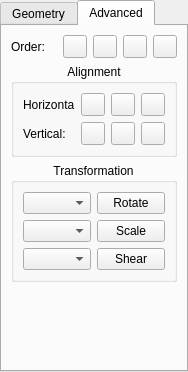
Old version of the form plugins/defaultTools/defaulttool/DefaultToolWidget.ui in the repository KDE/krita.
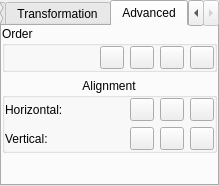
New version of the form. The open tabs and pages were chosen to show the change. Custom widgets are drawn as their Qt base class.

Commit message: Implement the transformations in the DefaultToolWidget and move them to their own tab

What changed in the file:
```diff
--- a/plugins/defaultTools/defaulttool/DefaultToolWidget.ui
+++ b/plugins/defaultTools/defaulttool/DefaultToolWidget.ui
@@ -5,8 +5,8 @@
    <rect>
     <x>0</x>
     <y>0</y>
-    <width>188</width>
-    <height>372</height>
+    <width>219</width>
+    <height>186</height>
    </rect>
   </property>
   <property name="currentIndex" >
@@ -134,7 +134,143 @@
       <property name="sizeHint" >
        <size>
         <width>86</width>
-        <height>171</height>
+        <height>0</height>
+       </size>
+      </property>
+     </spacer>
+    </item>
+   </layout>
+  </widget>
+  <widget class="QWidget" name="transformationTab" >
+   <attribute name="title" >
+    <string>Transformation</string>
+   </attribute>
+   <layout class="QGridLayout" >
+    <property name="leftMargin" >
+     <number>0</number>
+    </property>
+    <property name="topMargin" >
+     <number>0</number>
+    </property>
+    <property name="rightMargin" >
+     <number>0</number>
+    </property>
+    <property name="bottomMargin" >
+     <number>0</number>
+    </property>
+    <item row="0" column="0" >
+     <widget class="QDoubleSpinBox" name="rotateSpinBox" >
+      <property name="sizePolicy" >
+       <sizepolicy vsizetype="Fixed" hsizetype="Minimum" >
+        <horstretch>2</horstretch>
+        <verstretch>0</verstretch>
+       </sizepolicy>
+      </property>
+      <property name="suffix" >
+       <string>°</string>
+      </property>
+      <property name="minimum" >
+       <double>-360.000000000000000</double>
+      </property>
+      <property name="maximum" >
+       <double>360.000000000000000</double>
+      </property>
+     </widget>
+    </item>
+    <item row="0" column="1" >
+     <widget class="QPushButton" name="rotateButton" >
+      <property name="text" >
+       <string>Rotate</string>
+      </property>
+     </widget>
+    </item>
+    <item row="1" column="0" >
+     <widget class="QDoubleSpinBox" name="scaleSpinBox" >
+      <property name="sizePolicy" >
+       <sizepolicy vsizetype="Fixed" hsizetype="Minimum" >
+        <horstretch>2</horstretch>
+        <verstretch>0</verstretch>
+       </sizepolicy>
+      </property>
+      <property name="minimum" >
+       <double>-1000.000000000000000</double>
+      </property>
+      <property name="maximum" >
+       <double>1000.000000000000000</double>
+      </property>
+      <property name="singleStep" >
+       <double>0.100000000000000</double>
+      </property>
+     </widget>
+    </item>
+    <item row="1" column="1" >
+     <widget class="QPushButton" name="scaleButton" >
+      <property name="text" >
+       <string>Scale</string>
+      </property>
+     </widget>
+    </item>
+    <item row="2" column="0" >
+     <widget class="QDoubleSpinBox" name="shearXSpinBox" >
+      <property name="sizePolicy" >
+       <sizepolicy vsizetype="Fixed" hsizetype="Minimum" >
+        <horstretch>2</horstretch>
+        <verstretch>0</verstretch>
+       </sizepolicy>
+      </property>
+      <property name="minimum" >
+       <double>-100.000000000000000</double>
+      </property>
+      <property name="maximum" >
+       <double>100.000000000000000</double>
+      </property>
+      <property name="singleStep" >
+       <double>0.100000000000000</double>
+      </property>
+     </widget>
+    </item>
+    <item row="2" column="1" >
+     <widget class="QPushButton" name="shearXButton" >
+      <property name="text" >
+       <string>Shear X</string>
+      </property>
+     </widget>
+    </item>
+    <item row="3" column="0" >
+     <widget class="QDoubleSpinBox" name="shearYSpinBox" >
+      <property name="sizePolicy" >
+       <sizepolicy vsizetype="Fixed" hsizetype="Minimum" >
+        <horstretch>2</horstretch>
+        <verstretch>0</verstretch>
+       </sizepolicy>
+      </property>
+      <property name="minimum" >
+       <double>-100.000000000000000</double>
+      </property>
+      <property name="maximum" >
+       <double>100.000000000000000</double>
+      </property>
+      <property name="singleStep" >
+       <double>0.100000000000000</double>
+      </property>
+     </widget>
+    </item>
+    <item row="3" column="1" >
+     <widget class="QPushButton" name="shearYButton" >
+      <property name="text" >
+       <string>Shear Y</string>
+      </property>
+     </widget>
+    </item>
+    <item row="4" column="0" colspan="2" >
+     <spacer>
+      <property name="orientation" >
+       <enum>Qt::Vertical</enum>
+      </property>
+      <property name="sizeHint" >
+       <size>
+        <width>191</width>
+        <height>16</height>
        </size>
       </property>
      </spacer>
@@ -145,43 +281,85 @@
    <attribute name="title" >
     <string>Advanced</string>
    </attribute>
-   <layout class="QGridLayout" >
-    <item row="0" column="0" >
-     <widget class="QLabel" name="orderLabel" >
-      <property name="text" >
-       <string>Order:</string>
+   <layout class="QVBoxLayout" >
+    <property name="leftMargin" >
+     <number>0</number>
+    </property>
+    <property name="topMargin" >
+     <number>0</number>
+    </property>
+    <property name="rightMargin" >
+     <number>0</number>
+    </property>
+    <property name="bottomMargin" >
+     <number>0</number>
+    </property>
+    <item>
+     <widget class="QGroupBox" name="orderGroupBox" >
+      <property name="title" >
+       <string>Order</string>
       </property>
-     </widget>
-    </item>
-    <item row="0" column="1" >
-     <widget class="QToolButton" name="bringToFront" >
-      <property name="text" >
-       <string/>
+      <property name="flat" >
+       <bool>true</bool>
       </property>
+      <layout class="QHBoxLayout" >
+       <property name="leftMargin" >
+        <number>0</number>
+       </property>
+       <property name="topMargin" >
+        <number>0</number>
+       </property>
+       <property name="rightMargin" >
+        <number>0</number>
+       </property>
+       <property name="bottomMargin" >
+        <number>0</number>
+       </property>
+       <item>
+        <spacer>
+         <property name="orientation" >
+          <enum>Qt::Horizontal</enum>
+         </property>
+         <property name="sizeHint" >
+          <size>
+           <width>0</width>
+           <height>20</height>
+          </size>
+         </property>
+        </spacer>
+       </item>
+       <item>
+        <widget class="QToolButton" name="bringToFront" >
+         <property name="text" >
+          <string/>
+         </property>
+        </widget>
+       </item>
+       <item>
+        <widget class="QToolButton" name="raiseLevel" >
+         <property name="text" >
+          <string/>
+         </property>
+        </widget>
+       </item>
+       <item>
+        <widget class="QToolButton" name="lowerLevel" >
+         <property name="text" >
+          <string/>
+         </property>
+        </widget>
+       </item>
+       <item>
+        <widget class="QToolButton" name="sendBack" >
+         <property name="text" >
+          <string/>
+         </property>
+        </widget>
+       </item>
+      </layout>
      </widget>
     </item>
-    <item row="0" column="2" >
-     <widget class="QToolButton" name="raiseLevel" >
-      <property name="text" >
-       <string/>
-      </property>
-     </widget>
-    </item>
-    <item row="0" column="3" >
-     <widget class="QToolButton" name="lowerLevel" >
-      <property name="text" >
-       <string/>
-      </property>
-     </widget>
-    </item>
-    <item row="0" column="4" >
-     <widget class="QToolButton" name="sendBack" >
-      <property name="text" >
-       <string/>
-      </property>
-     </widget>
-    </item>
-    <item row="1" column="0" colspan="5" >
+    <item>
      <widget class="QGroupBox" name="alignmentGroup" >
       <property name="title" >
        <string>Alignment</string>
@@ -193,6 +371,18 @@
        <bool>true</bool>
       </property>
       <layout class="QGridLayout" >
+       <property name="leftMargin" >
+        <number>0</number>
+       </property>
+       <property name="topMargin" >
+        <number>0</number>
+       </property>
+       <property name="rightMargin" >
+        <number>0</number>
+       </property>
+       <property name="bottomMargin" >
+        <number>0</number>
+       </property>
        <item row="0" column="0" >
         <widget class="QLabel" name="horizontalLabel" >
          <property name="text" >
@@ -252,60 +442,15 @@
       </layout>
      </widget>
     </item>
-    <item row="2" column="0" colspan="5" >
-     <widget class="QGroupBox" name="transformationGroup" >
-      <property name="title" >
-       <string>Transformation</string>
-      </property>
-      <property name="alignment" >
-       <set>Qt::AlignHCenter</set>
-      </property>
-      <property name="flat" >
-       <bool>true</bool>
-      </property>
-      <layout class="QGridLayout" >
-       <item row="0" column="0" >
-        <widget class="QComboBox" name="rotateCombo" />
-       </item>
-       <item row="0" column="1" >
-        <widget class="QPushButton" name="rotateButton" >
-         <property name="text" >
-          <string>Rotate</string>
-         </property>
-        </widget>
-       </item>
-       <item row="1" column="0" >
-        <widget class="QComboBox" name="scaleCombo" />
-       </item>
-       <item row="1" column="1" >
-        <widget class="QPushButton" name="scaleButton" >
-         <property name="text" >
-          <string>Scale</string>
-         </property>
-        </widget>
-       </item>
-       <item row="2" column="0" >
-        <widget class="QComboBox" name="shearCombo" />
-       </item>
-       <item row="2" column="1" >
-        <widget class="QPushButton" name="shearButton" >
-         <property name="text" >
-          <string>Shear</string>
-         </property>
-        </widget>
-       </item>
-      </layout>
-     </widget>
-    </item>
-    <item row="3" column="0" >
+    <item>
      <spacer>
       <property name="orientation" >
        <enum>Qt::Vertical</enum>
       </property>
       <property name="sizeHint" >
        <size>
-        <width>20</width>
-        <height>40</height>
+        <width>201</width>
+        <height>16</height>
        </size>
       </property>
      </spacer>
```
Left out of the diff: 18 changed lines with no effect on the pictures. The commit also changes 2 other files.
